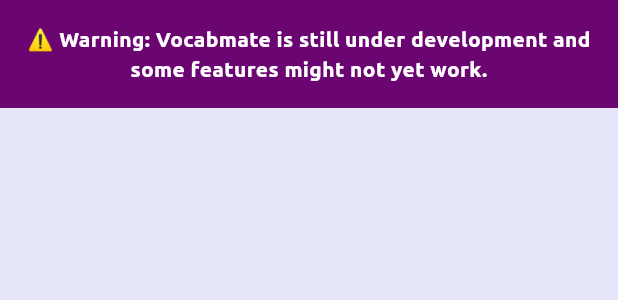
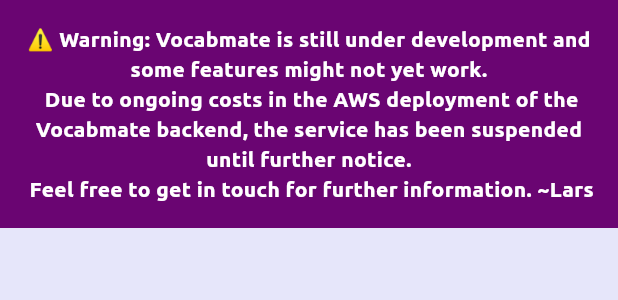
Before and after one commit to lars-heimann/vocabmate, a Flutter app: the DevelopmentBanner widget shown alone on an empty page, opened directly, on a phone screen of 412 x 824 dp. Shown: the top 300 px of the screen. Run offline on Flutter 3.47's test engine with Material 3 defaults, Android fonts, the phone set to English and light mode, and no system bars; our stand-ins replace auto_size_text, csv, firebase_auth, firebase_core, flutter_markdown, flutter_riverpod and 6 more; missing offline and left inert: dart:html, wiredash, wolt_responsive_layout_grid; accounts and stored records are empty; generated files the repository leaves out were written again.

Commit message:
updated dev_banner to include deactivation of backend

```diff
--- a/lib/widgets/dev_banner.dart
+++ b/lib/widgets/dev_banner.dart
@@ -11,7 +11,7 @@
       padding: const EdgeInsets.all(16.0),
       color: mediumViolet, // Use Vocabmate color
       child: const Text(
-        '⚠️ Warning: Vocabmate is still under development and some features might not yet work.',
+        '⚠️ Warning: Vocabmate is still under development and some features might not yet work.\n Due to ongoing costs in the AWS deployment of the Vocabmate backend, the service has been suspended until further notice. \n Feel free to get in touch for further information. ~Lars ',
         textAlign: TextAlign.center,
         style: TextStyle(
           color: Colors.white, // Text color
```
